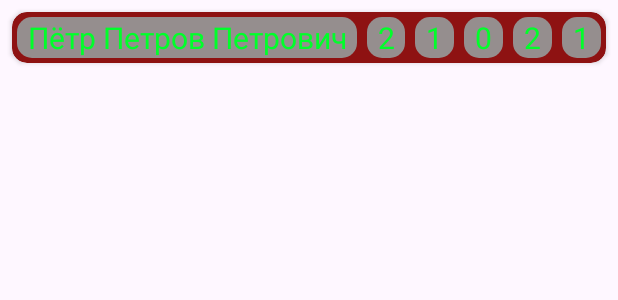
After one commit to IP-115-Popov/StudentProgressAppMVVMClean, an Android app: the layout student_item.xml on its own in the app's theme, with its tools: preview values and no code run, on a phone screen of 412 x 824 dp. The commit adds this screen. Shown: the top 300 px of the screen. Run offline under Robolectric (Android 15) with nearby library versions, the phone set to English and light mode, and no system bars.

```diff
--- a/app/src/main/java/com/sergey/studentprogressappmvvmclean/domain/usecase/editStudentDataFromTableUseCase.kt
+++ b/app/src/main/java/com/sergey/studentprogressappmvvmclean/domain/usecase/EditStudentDataFromTableUseCase.kt
@@ -1,4 +1,4 @@
 package com.sergey.studentprogressappmvvmclean.domain.usecase
 
-class editStudentDataFromTableUseCase {
+class EditStudentDataFromTableUseCase {
 }
--- a/app/src/main/java/com/sergey/studentprogressappmvvmclean/domain/usecase/OpenAddStudentPanelUseCase.kt
+++ b/app/src/main/java/com/sergey/studentprogressappmvvmclean/domain/usecase/OpenAddStudentPanelUseCase.kt
@@ -1,4 +1,10 @@
 package com.sergey.studentprogressappmvvmclean.domain.usecase
 
+import android.view.View
+
 class OpenAddStudentPanelUseCase {
+    fun exectute(view: View)
+    {
+        view.visibility = View.VISIBLE
+    }
 }
--- /dev/null
+++ b/app/src/main/res/layout/student_item.xml
@@ -0,0 +1,73 @@
+<?xml version="1.0" encoding="utf-8"?>
+<androidx.constraintlayout.widget.ConstraintLayout xmlns:android="http://schemas.android.com/apk/res/android"
+    xmlns:app="http://schemas.android.com/apk/res-auto"
+    xmlns:tools="http://schemas.android.com/tools"
+    android:layout_width="match_parent"
+    android:layout_height="wrap_content">
+
+    <androidx.cardview.widget.CardView
+        android:layout_width="match_parent"
+        android:layout_height="wrap_content"
+        android:layout_marginStart="8dp"
+        android:layout_marginTop="8dp"
+        android:layout_marginEnd="8dp"
+        android:layout_marginBottom="8dp"
+        android:backgroundTint="@color/red"
+        app:cardCornerRadius="10dp"
+        app:layout_constraintBottom_toBottomOf="parent"
+        app:layout_constraintEnd_toEndOf="parent"
+        app:layout_constraintStart_toStartOf="parent"
+        app:layout_constraintTop_toTopOf="parent">
+
+        <LinearLayout
+            android:layout_width="match_parent"
+            android:layout_height="match_parent"
+            android:orientation="horizontal">
+
+            <TextView
+                android:id="@+id/tvFIO"
+                style="@style/TextAppearance.AppCompat.TVStudentRecord"
+                android:layout_width="wrap_content"
+                android:layout_height="wrap_content"
+                android:layout_weight="1"
+                tools:text="Пётр Петров Петрович" />
+
+            <TextView
+                android:id="@+id/tvKSSubject1"
+                style="@style/TextAppearance.AppCompat.TVStudentRecord"
+                android:layout_width="wrap_content"
+                android:layout_height="wrap_content"
+                android:layout_weight="1"
+                tools:text="2" />
+
+            <TextView
+                android:id="@+id/tvKSSubject2"
+                style="@style/TextAppearance.AppCompat.TVStudentRecord"
+                android:layout_width="wrap_content"
+                android:layout_height="wrap_content"
+                android:layout_weight="1"
+                tools:text="1" />
+            <TextView
+                android:id="@+id/tvKSSubject3"
+                style="@style/TextAppearance.AppCompat.TVStudentRecord"
+                android:layout_width="wrap_content"
+                android:layout_height="wrap_content"
+                android:layout_weight="1"
+                tools:text="0" />
+            <TextView
+                android:id="@+id/tvKSSubject4"
+                style="@style/TextAppearance.AppCompat.TVStudentRecord"
+                android:layout_width="wrap_content"
+                android:layout_height="wrap_content"
+                android:layout_weight="1"
+                tools:text="2" />
+            <TextView
+                android:id="@+id/tvKSAverage"
+                style="@style/TextAppearance.AppCompat.TVStudentRecord"
+                android:layout_width="wrap_content"
+                android:layout_height="wrap_content"
+                android:layout_weight="1"
+                tools:text="1" />
+        </LinearLayout>
+    </androidx.cardview.widget.CardView>
+</androidx.constraintlayout.widget.ConstraintLayout>
```
Also changed, not shown: app/src/main/java/com/sergey/studentprogressappmvvmclean/domain/models/Student.kt (added, +7 -0 lines), app/src/main/java/com/sergey/studentprogressappmvvmclean/domain/usecase/AddStudentToStudentTableUseCase.kt (+9 -1 lines), app/src/main/java/com/sergey/studentprogressappmvvmclean/presentation/Adapters/StudentAdapter.kt (added, +69 -0 lines), app/src/main/java/com/sergey/studentprogressappmvvmclean/presentation/Adapters/StudentForAdapter.kt (added, +7 -0 lines), app/src/main/java/com/sergey/studentprogressappmvvmclean/presentation/MainActivity.kt (+27 -1 lines).
